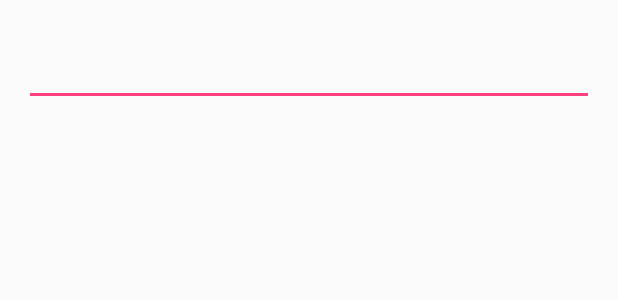
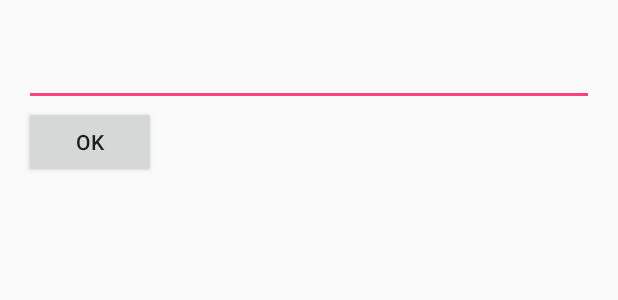
Before and after one commit to sergiosilvajr/ContactEmbedView, an Android app: the layout activity_main.xml on its own in the app's theme, with its tools: preview values and no code run, on a phone screen of 412 x 824 dp. Shown: the top 300 px of the screen. Run offline under Robolectric (Android 15) with nearby library versions, the phone set to English and light mode, and no system bars.

Commit message:
now contact api can selects based on email phone and name at the same time

```diff
--- a/CustomView/app/src/main/res/layout/activity_main.xml
+++ b/CustomView/app/src/main/res/layout/activity_main.xml
@@ -8,9 +8,16 @@
     android:paddingRight="@dimen/activity_horizontal_margin"
     android:paddingTop="@dimen/activity_vertical_margin">
     <com.viewutils.sergiosilvajr.views.view.ContactPicker
+        android:id="@+id/contact_picker"
         android:layout_width="match_parent"
         android:layout_height="wrap_content"
         custom:main_type="name"
         custom:text_color="#FF0000"
         />
+    <Button
+        android:id="@+id/b1"
+        android:layout_width="wrap_content"
+        android:layout_height="wrap_content"
+        android:layout_below="@id/contact_picker"
+        android:text="ok"/>
 </RelativeLayout>
--- a/CustomView/views/src/main/java/com/viewutils/sergiosilvajr/views/model/Contact.java
+++ b/CustomView/views/src/main/java/com/viewutils/sergiosilvajr/views/model/Contact.java
@@ -16,8 +16,6 @@ public class Contact {
     private byte[] photo;
 
     private Integer viewColor;
-
-    public static ContactMainAttribute mainAttribute = ContactMainAttribute.NAME;
     public String getName() {
         return name;
     }
--- a/CustomView/views/src/main/java/com/viewutils/sergiosilvajr/views/view/ContactEmbedView.java
+++ b/CustomView/views/src/main/java/com/viewutils/sergiosilvajr/views/view/ContactEmbedView.java
@@ -106,7 +106,7 @@ final class ContactEmbedView extends FrameLayout{
 
 
 
-    public void setMultiAutoCompleteTextView(MultiAutoCompleteTextView multiAutoCompleteTextView) {
+    void setMultiAutoCompleteTextView(MultiAutoCompleteTextView multiAutoCompleteTextView) {
         this.multiAutoCompleteTextView = multiAutoCompleteTextView;
     }
 }
--- a/CustomView/views/src/main/java/com/viewutils/sergiosilvajr/views/view/ContactPicker.java
+++ b/CustomView/views/src/main/java/com/viewutils/sergiosilvajr/views/view/ContactPicker.java
@@ -51,7 +51,6 @@ public final class  ContactPicker extends FrameLayout {
 
         this.multiAutoCompleteTextView = (AppCompatMultiAutoCompleteTextView) rootView.findViewById(R.id.multiautocompletetextview);
         List<Contact> contacts = ContactUtils.getInstance().getContactList();
-        Contact.mainAttribute = ContactMainAttribute.NAME;
 
         final ContactAdapter contactAdapter = new ContactAdapter(getContext(), R.layout.adapter_row, contacts);
 
@@ -103,23 +102,15 @@ public final class  ContactPicker extends FrameLayout {
         }
     }
 
+    public String getText(){
+        if(contactEmbedView != null){
+            return multiAutoCompleteTextView.getText().toString();
+        }
+        return null;
+    }
+
     private void initAttrs(AttributeSet attrs){
         if (attrs != null) {
-            String packageName = "http://schemas.android.com/apk/res-auto";
-            String value = (attrs.getAttributeValue(packageName, "main_type"));
-            if(value!=null) {
-                if (value.equals("1")) {
-                    Contact.mainAttribute = ContactMainAttribute.NAME;
-                } else if (value.equals("2")) {
-                    Contact.mainAttribute = ContactMainAttribute.EMAIL;
-                } else if (value.equals("3")) {
-                    Contact.mainAttribute = ContactMainAttribute.NUMBER;
-                } else {
-                    Contact.mainAttribute = ContactMainAttribute.NAME;
-                }
-            }else{
-                Contact.mainAttribute = ContactMainAttribute.NAME;
-            }
             TypedArray a = getContext().obtainStyledAttributes(attrs,R.styleable.com_viewutils_sergiosilvajr_customview_view_ContactPicker);
             int color = a.getColor(R.styleable.com_viewutils_sergiosilvajr_customview_view_ContactPicker_text_color, 0);
             if (color != 0){
--- a/CustomView/views/src/main/java/com/viewutils/sergiosilvajr/views/view/MultContactsPicker.java
+++ b/CustomView/views/src/main/java/com/viewutils/sergiosilvajr/views/view/MultContactsPicker.java
@@ -47,7 +47,6 @@ public final class MultContactsPicker extends FrameLayout {
 
         this.multiAutoCompleteTextView = (AppCompatMultiAutoCompleteTextView) rootView.findViewById(R.id.multiautocompletetextview);
         List<Contact> contacts = ContactUtils.getInstance().getContactList();
-        Contact.mainAttribute = ContactMainAttribute.NAME;
 
         final ContactAdapter contactAdapter = new ContactAdapter(getContext(), R.layout.adapter_row, contacts);
 
```
Also changed, not shown: CustomView/app/src/main/java/com/viewutils/sergiosilvajr/customview/MainActivity.java (+11 -1 lines), CustomView/app/src/main/java/com/viewutils/sergiosilvajr/customview/MainApplication.java (+8 -8 lines), CustomView/views/src/main/java/com/viewutils/sergiosilvajr/views/adapter/ContactAdapter.java (+3 -11 lines), CustomView/views/src/main/java/com/viewutils/sergiosilvajr/views/utils/ContactUtils.java (+20 -4 lines).
